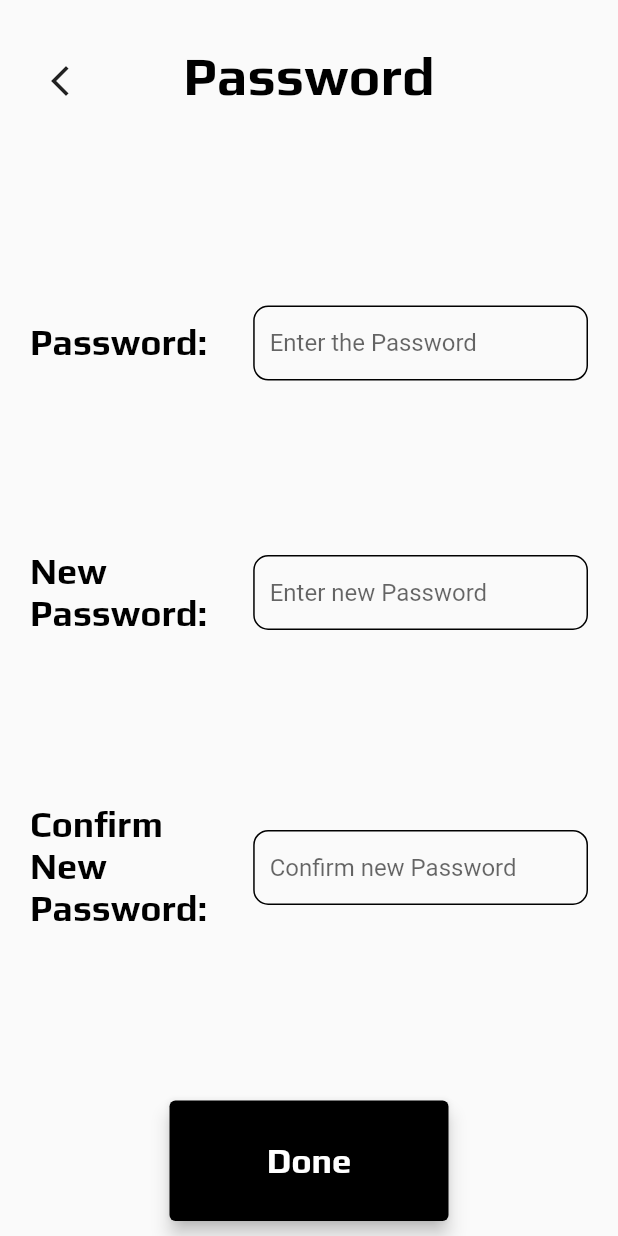
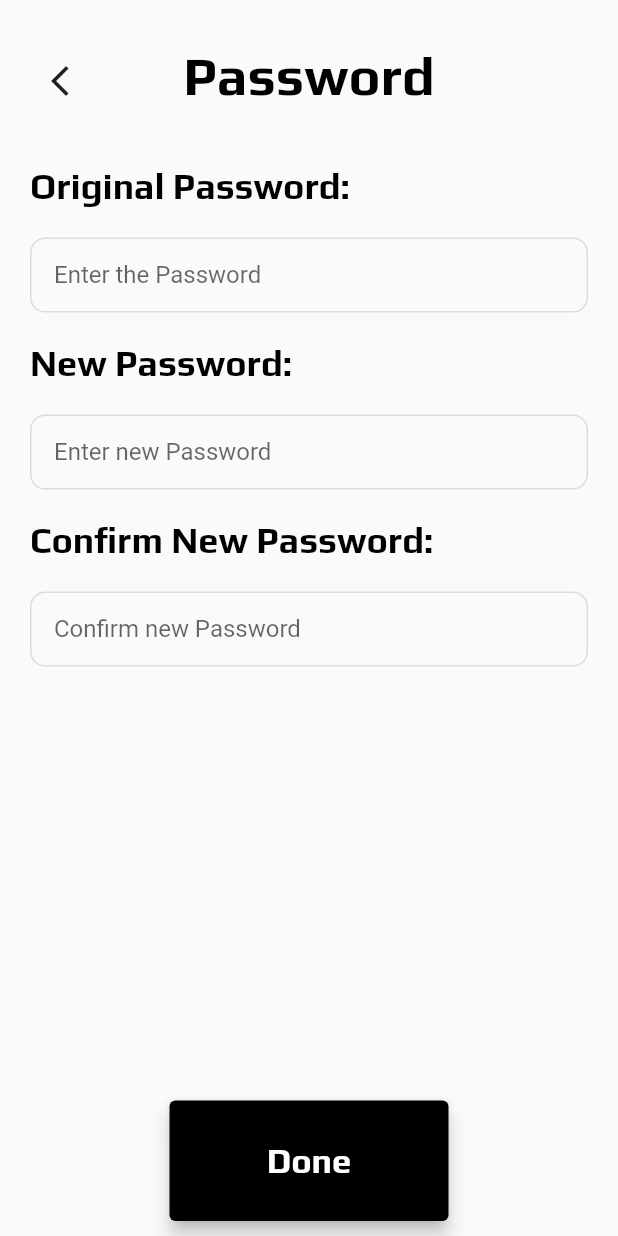
Before and after one commit to weiawesome/study_savvy_app, a Flutter app: the PasswordPage screen opened by its route, on a phone screen of 412 x 824 dp. Run offline on Flutter 3.47's test engine with Material 2 defaults, Android fonts, the phone set to English and light mode, and no system bars; our stand-ins replace audioplayers, device_preview, flutter_bloc, flutter_cache_manager, flutter_secure_storage, liquid_pull_to_refresh; missing offline and left inert: adv_camera, asn1lib, encrypt, pointycastle, wechat_assets_picker; accounts and stored records are empty.

Commit message:
Password-edit UI.

```diff
--- a/lib/screens/profile/password_setting.dart
+++ b/lib/screens/profile/password_setting.dart
@@ -1,6 +1,7 @@
 import 'package:flutter/material.dart';
 import 'package:flutter_bloc/flutter_bloc.dart';
 import 'package:study_savvy_app/blocs/bloc_password.dart';
+import 'package:study_savvy_app/styles/custom_style.dart';
 import 'package:study_savvy_app/widgets/loading.dart';
 import 'package:study_savvy_app/widgets/success.dart';
 import 'package:study_savvy_app/models/model_profile.dart';
@@ -54,22 +55,19 @@ class _PasswordPage extends State<PasswordPage> {
                           if(state.status=="INIT"){
                             return Expanded(
                               flex: 8,
-                              child:Form(
+                              child:SingleChildScrollView(
+                                child: Form(
                                   key: _formKey,
                                   child: Column(
-                                  mainAxisAlignment: MainAxisAlignment.spaceEvenly,
+                                    crossAxisAlignment: CrossAxisAlignment.start,
                                     children: [
-                                    Row(
-                                      children: [
-                                        Expanded(
-                                            flex:4,
-                                            child: Text('Password:',style: Theme.of(context).textTheme.displayMedium,)
+                                      Container(
+                                          margin: const EdgeInsets.symmetric(vertical: 20),
+                                          child: Text('Original Password:',style: Theme.of(context).textTheme.displayMedium,)
                                       ),
-                                        Expanded(
-                                            flex:6,
-                                            child: Container(
-                                              decoration: BoxDecoration(borderRadius: BorderRadius.circular(10),border: Border.all(width: 1)),
-                                              padding: const EdgeInsets.symmetric(horizontal: 10),
+                                      Container(
+                                        padding: const EdgeInsets.symmetric(horizontal: 15),
+                                        decoration: BoxDecoration(borderRadius: const BorderRadius.all(Radius.circular(10)),border: Border.all(color: Theme.of(context).brightness==Brightness.light?LightStyle.borderColor:DarkStyle.borderColor,)),
                                         child: TextFormField(
                                           controller: oldPasswordController,
                                           maxLines: 1,
@@ -86,22 +84,14 @@ class _PasswordPage extends State<PasswordPage> {
                                             return null;
                                           },
                                         ),
-                                            )
                                       ),
-
-                                      ],
+                                      Container(
+                                          margin: const EdgeInsets.symmetric(vertical: 20),
+                                          child: Text('New Password:',style: Theme.of(context).textTheme.displayMedium,)
                                       ),
-                                    Row(
-                                      children: [
-                                        Expanded(
-                                            flex:4,
-                                            child: Text('New\nPassword:',style: Theme.of(context).textTheme.displayMedium,)
-                                        ),
-                                        Expanded(
-                                            flex:6,
-                                            child: Container(
-                                              decoration: BoxDecoration(borderRadius: BorderRadius.circular(10),border: Border.all(width: 1)),
-                                              padding: const EdgeInsets.symmetric(horizontal: 10),
+                                      Container(
+                                        padding: const EdgeInsets.symmetric(horizontal: 15),
+                                        decoration: BoxDecoration(borderRadius: const BorderRadius.all(Radius.circular(10)),border: Border.all(color: Theme.of(context).brightness==Brightness.light?LightStyle.borderColor:DarkStyle.borderColor,)),
                                         child: TextFormField(
                                           controller: newPasswordController,
                                           maxLines: 1,
@@ -121,22 +111,14 @@ class _PasswordPage extends State<PasswordPage> {
                                             return null;
                                           },
                                         ),
-                                            )
                                       ),
-
-                                      ],
+                                      Container(
+                                          margin: const EdgeInsets.symmetric(vertical: 20),
+                                          child: Text('Confirm New Password:',style: Theme.of(context).textTheme.displayMedium,)
                                       ),
-                                    Row(
-                                      children: [
-                                        Expanded(
-                                            flex:4,
-                                            child: Text('Confirm\nNew\nPassword:',style: Theme.of(context).textTheme.displayMedium,)
-                                        ),
-                                        Expanded(
-                                            flex:6,
-                                            child: Container(
-                                              decoration: BoxDecoration(borderRadius: BorderRadius.circular(10),border: Border.all(width: 1)),
-                                              padding: const EdgeInsets.symmetric(horizontal: 10),
+                                      Container(
+                                        padding: const EdgeInsets.symmetric(horizontal: 15),
+                                        decoration: BoxDecoration(borderRadius: const BorderRadius.all(Radius.circular(10)),border: Border.all(color: Theme.of(context).brightness==Brightness.light?LightStyle.borderColor:DarkStyle.borderColor,)),
                                         child: TextFormField(
                                           controller: confirmPasswordController,
                                           maxLines: 1,
@@ -159,12 +141,9 @@ class _PasswordPage extends State<PasswordPage> {
                                             _formKey.currentState!.validate();  // Re-validate the form when the new password changes
                                           },
                                         ),
-                                            )
                                       ),
-
                                     ],
                                   ),
-                                  ],
                                 ),
                               ),
                             );
```
Lines whose indentation alone changed are shown as unchanged.
